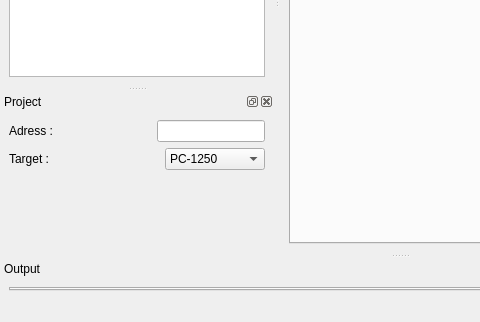
Before: the Qt Designer form ui/windowide.ui in TheProjecter/pockemul, drawn with Qt 5; both pictures show x 0 to 480 and y 278 to 600 of the 800 by 600 pixel window.
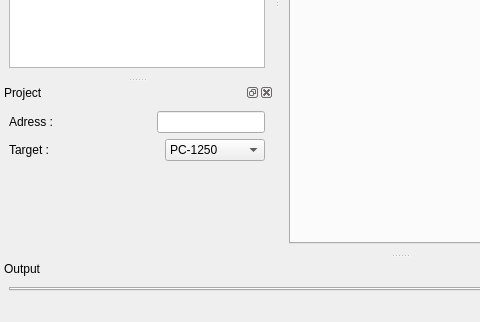
After: the same form once the commit is applied. Icons and pictures are not drawn.

Diff of the .ui file:
```diff
--- a/ui/windowide.ui
+++ b/ui/windowide.ui
@@ -138,7 +138,7 @@
    <property name="minimumSize">
     <size>
      <width>274</width>
-     <height>90</height>
+     <height>116</height>
     </size>
    </property>
    <property name="windowTitle">
```
Left out of the diff: 40 changed lines with no effect on the pictures.
